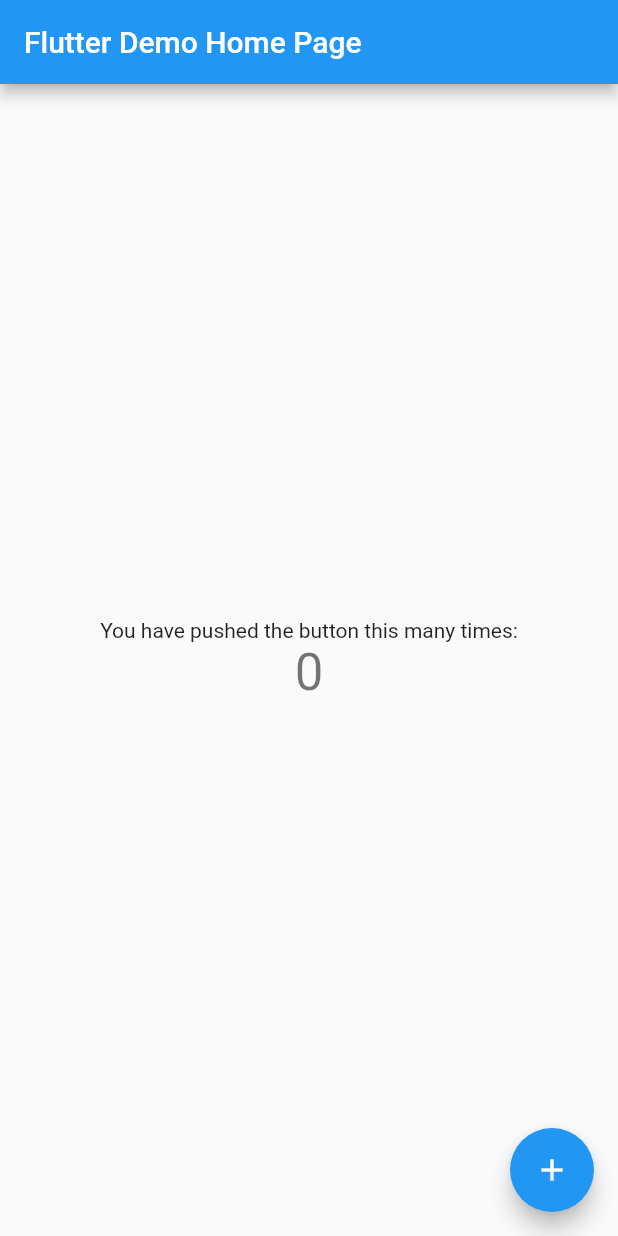
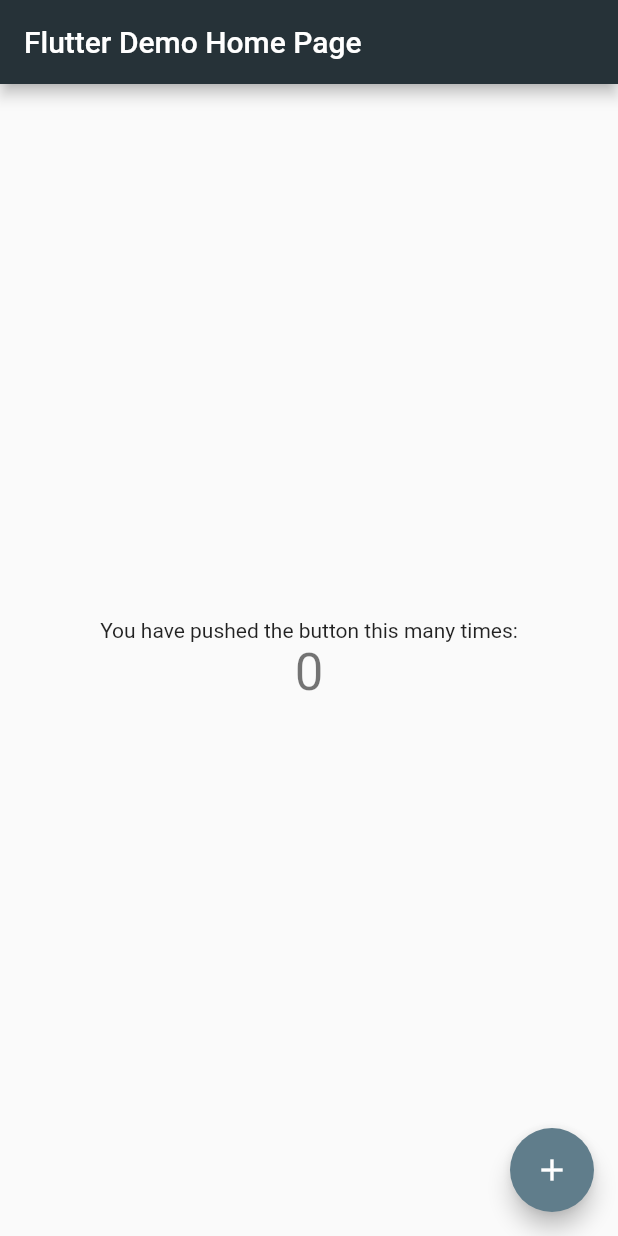
Before and after one commit to darielopper/debito_app, a Flutter app: the screen it shows after launch, on a phone screen of 412 x 824 dp. Run offline on Flutter 3.47's test engine with Material 2 defaults, Android fonts, the phone set to English and light mode, and no system bars.

Commit message:
set color theme and not show debug flag

```diff
--- a/lib/main.dart
+++ b/lib/main.dart
@@ -8,8 +8,10 @@ class MyApp extends StatelessWidget {
   Widget build(BuildContext context) {
     return MaterialApp(
       title: 'Flutter Demo',
+      debugShowCheckedModeBanner: false,
       theme: ThemeData(
-        primarySwatch: Colors.blue,
+        primarySwatch: Colors.blueGrey,
+        primaryColorDark: Colors.blueGrey.shade900
       ),
       home: MyHomePage(title: 'Flutter Demo Home Page'),
     );
@@ -39,6 +41,7 @@ class _MyHomePageState extends State<MyHomePage> {
     return Scaffold(
       appBar: AppBar(
         title: Text(widget.title),
+        backgroundColor: Theme.of(context).primaryColorDark
       ),
       body: Center(
         child: Column(
```
